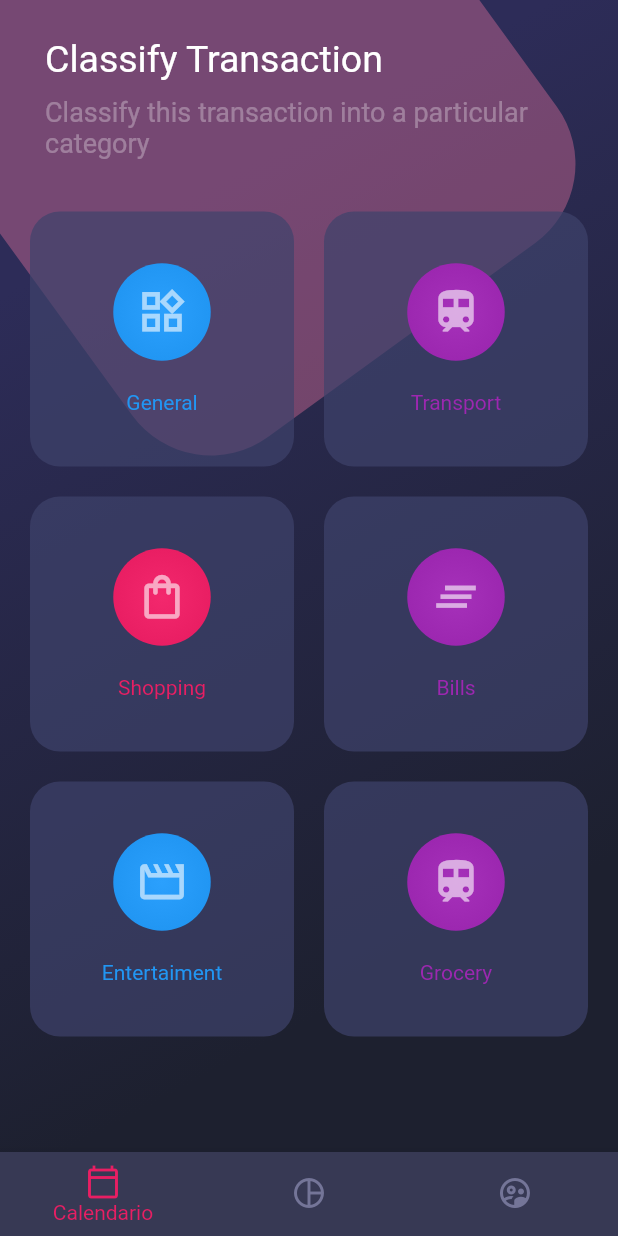
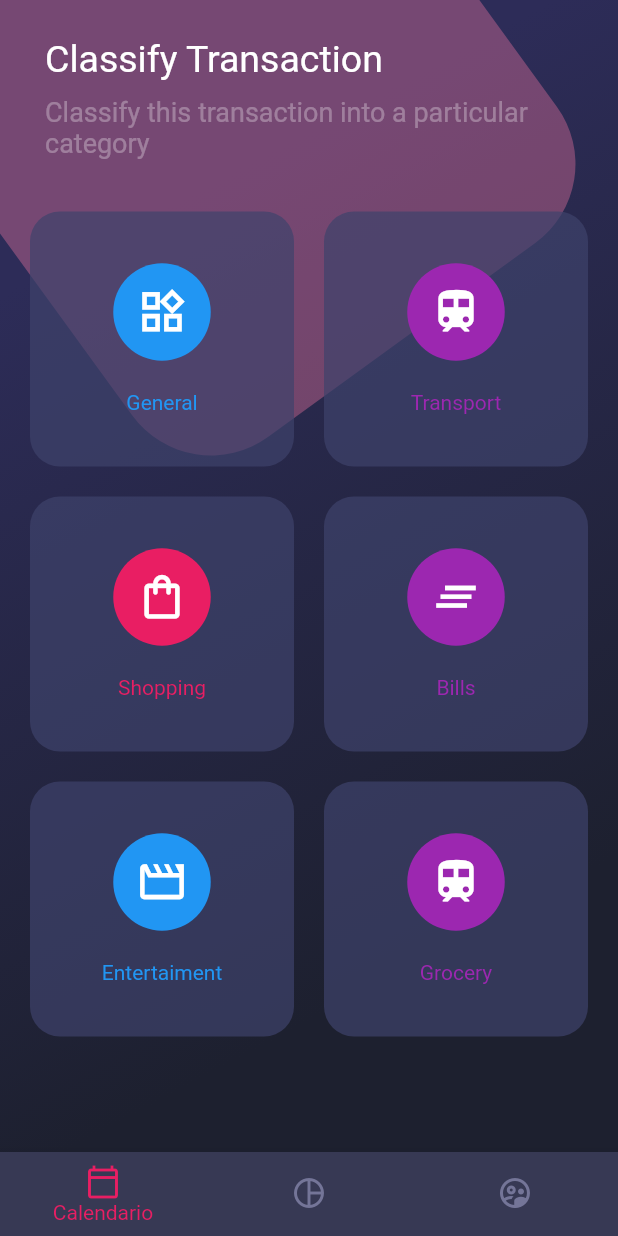
Before and after one commit to luishg76/designs_flutter, a Flutter app: the screen it shows after launch, on a phone screen of 412 x 824 dp. Run offline on Flutter 3.47's test engine with Material 2 defaults, Android fonts, the phone set to English and light mode, and no system bars.

Commit message:
salva(15-09-022)PC

```diff
--- a/lib/screens/home_screen.dart
+++ b/lib/screens/home_screen.dart
@@ -86,12 +86,13 @@ class _SingleCardWidget extends StatelessWidget {
               margin: EdgeInsets.only(bottom: 20),
               decoration: BoxDecoration(
                 borderRadius: BorderRadius.circular(60),
-                gradient: RadialGradient(colors:[Color.fromRGBO(color.red+10, color.green+10, color.blue+10, 1), color ])
+                color:color,
+
                 ),
-              child:Icon(icono,color:Colors.white60, size: 35,)
+              child:Icon(icono,color:Colors.white, size: 35,)
               ),
             //SizedBox(height: 25),
-            Text(title, style: TextStyle(color: color, ),)
+            Text(title, style: TextStyle(color: color, fontSize: 14 ),)
           ],
 
         ),
```
